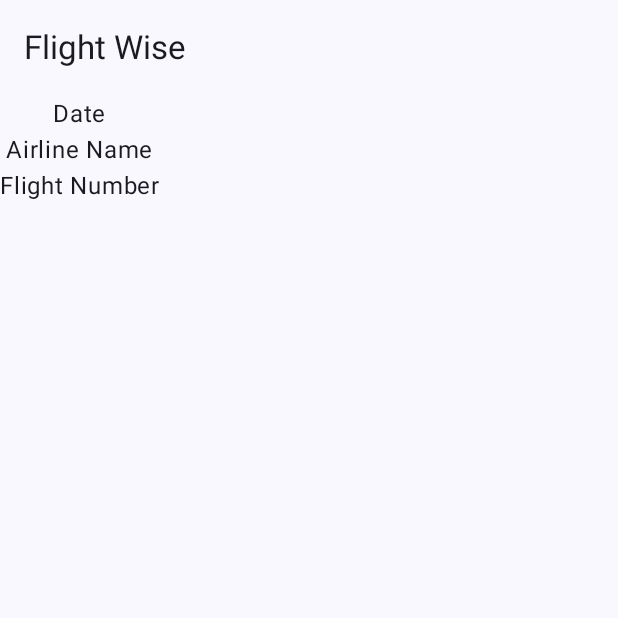
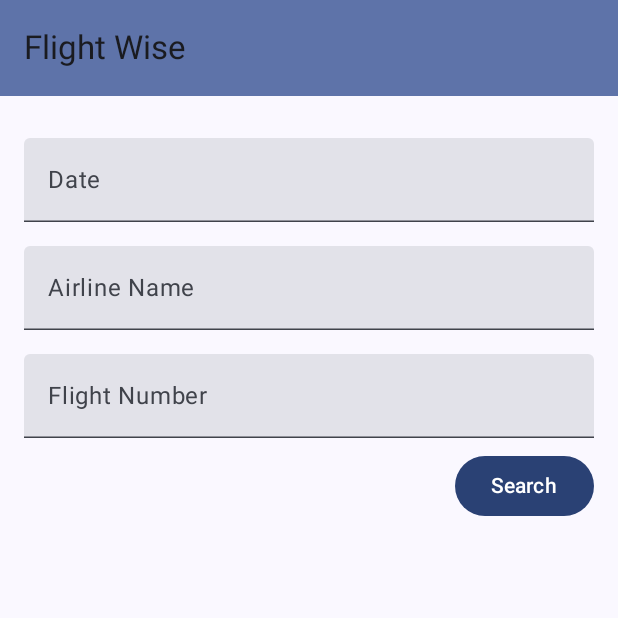
Before and after one commit to a-mullins/uvawise-flights, an Android app built with Jetpack Compose: the screen it shows after launch (MainActivity), on a phone screen of 412 x 824 dp, the top half of it. Run offline under Robolectric (Android 15) with nearby library versions, the phone set to English and light mode, and no system bars.

Commit message:
implement navigation and search fields, stub out other screens

```diff
--- a/app/src/main/java/edu/uvawise/flights/MainActivity.kt
+++ b/app/src/main/java/edu/uvawise/flights/MainActivity.kt
@@ -19,7 +19,10 @@ class MainActivity : ComponentActivity() {
         setContent {
             FlightsTheme {
                 // A surface container using the 'background' color from the theme
-                Surface(modifier = Modifier.fillMaxSize(), color = MaterialTheme.colorScheme.background) {
+                Surface(
+                    modifier = Modifier.fillMaxSize(),
+                    color = MaterialTheme.colorScheme.background
+                ) {
                     FlightApp()
                 }
             }
--- a/app/src/main/java/edu/uvawise/flights/ui/FlightApp.kt
+++ b/app/src/main/java/edu/uvawise/flights/ui/FlightApp.kt
@@ -1,15 +1,18 @@
 package edu.uvawise.flights.ui
 
 import androidx.annotation.StringRes
+import androidx.compose.foundation.layout.fillMaxSize
 import androidx.compose.foundation.layout.padding
 import androidx.compose.material.icons.Icons
 import androidx.compose.material.icons.filled.ArrowBack
 import androidx.compose.material3.ExperimentalMaterial3Api
 import androidx.compose.material3.Icon
 import androidx.compose.material3.IconButton
+import androidx.compose.material3.MaterialTheme
 import androidx.compose.material3.Scaffold
 import androidx.compose.material3.Text
 import androidx.compose.material3.TopAppBar
+import androidx.compose.material3.TopAppBarDefaults
 import androidx.compose.runtime.Composable
 import androidx.compose.runtime.getValue
 import androidx.compose.ui.Modifier
@@ -20,9 +23,14 @@ import androidx.navigation.compose.composable
 import androidx.navigation.compose.currentBackStackEntryAsState
 import androidx.navigation.compose.rememberNavController
 import edu.uvawise.flights.R
+import edu.uvawise.flights.ui.screens.ErrorScreen
+import edu.uvawise.flights.ui.screens.ResultsScreen
+import edu.uvawise.flights.ui.screens.StartScreen
 
 enum class FlightScreen(@StringRes val title: Int) {
-    Start(R.string.start_screen_title)
+    Start(R.string.start_screen_title),
+    Results(R.string.results_title),
+    Error(R.string.nothing_found_title),
 }
 
 @OptIn(ExperimentalMaterial3Api::class)
@@ -37,6 +45,9 @@ fun FlightAppTopBar(
         title = {
             Text("Flight Wise", maxLines = 1) // TODO convert to StringRes
         },
+        colors = TopAppBarDefaults.mediumTopAppBarColors(
+          containerColor = MaterialTheme.colorScheme.primaryContainer
+        ),
         modifier = modifier,
         navigationIcon = {
             if (canNavigateBack) {
@@ -69,17 +80,29 @@ fun FlightApp(
             )
         }
     ) { innerPadding ->
-
         NavHost(
             navController = navController,
             startDestination = FlightScreen.Start.name,
-            modifier = Modifier.padding(innerPadding)
+            modifier = Modifier
+                //.padding(innerPadding)
+                .fillMaxSize()
         ) {
             composable(route = FlightScreen.Start.name) {
                 StartScreen(
-                    modifier = Modifier, // TODO add margins here.
-                    onFlightSearch = { }
+                    modifier = Modifier.padding(innerPadding),
+                    onSearchSubmit = { date, name, num ->
+                        // TODO search for flight
+                        //      Conduct a flight search and get the results into the
+                        //      result screen somehow.
+                        navController.navigate(FlightScreen.Results.name)
+                    }
                 )
+            }
+            composable(route = FlightScreen.Results.name) {
+                ResultsScreen()
+            }
+            composable(route = FlightScreen.Error.name) {
+                ErrorScreen()
             }
         }
     }
--- a/app/src/main/java/edu/uvawise/flights/ui/StartScreen.kt
+++ /dev/null
@@ -1,35 +0,0 @@
-package edu.uvawise.flights.ui
-
-import androidx.compose.foundation.layout.Arrangement
-import androidx.compose.foundation.layout.Column
-import androidx.compose.foundation.layout.fillMaxSize
-import androidx.compose.material3.Surface
-import androidx.compose.material3.Text
-import androidx.compose.runtime.Composable
-import androidx.compose.ui.Alignment
-import androidx.compose.ui.Modifier
-import androidx.compose.ui.tooling.preview.Preview
-
-@Composable
-fun StartScreen(
-    modifier: Modifier = Modifier,
-    onFlightSearch: () -> Unit,
-) {
-    Column(
-        verticalArrangement = Arrangement.Center,
-        horizontalAlignment = Alignment.CenterHorizontally,
-        modifier = modifier
-    ) {
-        Text("Date")          // TODO changeme
-        Text("Airline Name")  // TODO changeme
-        Text("Flight Number") // TODO changeme
-    }
-}
-
-//@Preview
-//@Composable
-//fun StartScreenPreview() {
-//    Surface(modifier = Modifier.fillMaxSize()) {
-//        StartScreen()
-//    }
-//}
--- /dev/null
+++ b/app/src/main/java/edu/uvawise/flights/ui/screens/StartScreen.kt
@@ -0,0 +1,128 @@
+package edu.uvawise.flights.ui.screens
+
+import androidx.compose.foundation.layout.Arrangement
+import androidx.compose.foundation.layout.Column
+import androidx.compose.foundation.layout.Row
+import androidx.compose.foundation.layout.fillMaxSize
+import androidx.compose.foundation.layout.fillMaxWidth
+import androidx.compose.foundation.layout.padding
+import androidx.compose.foundation.text.KeyboardOptions
+import androidx.compose.material3.Button
+import androidx.compose.material3.Surface
+import androidx.compose.material3.Text
+import androidx.compose.material3.TextField
+import androidx.compose.runtime.Composable
+import androidx.compose.runtime.getValue
+import androidx.compose.runtime.mutableStateOf
+import androidx.compose.runtime.remember
+import androidx.compose.runtime.setValue
+import androidx.compose.ui.Modifier
+import androidx.compose.ui.text.input.ImeAction
+import androidx.compose.ui.tooling.preview.Preview
+import androidx.compose.ui.unit.dp
+
+@Composable
+fun StartScreen(
+    modifier: Modifier = Modifier,
+    onSearchSubmit: (
+        date: String,
+        airline: String,
+        flightNum: String
+    ) -> Unit,
+) {
+    Column(
+        //verticalArrangement = Arrangement.Center,
+        //horizontalAlignment = Alignment.CenterHorizontally,
+        modifier = modifier
+            .padding(
+                horizontal = 16.dp,
+                vertical = 20.dp,
+            )
+            .fillMaxWidth()
+    ) {
+        var dateStr by remember { mutableStateOf("") }
+        var airlineStr by remember { mutableStateOf("") }
+        var flightStr by remember { mutableStateOf("") }
+
+        // date
+        // TODO use a date picker?
+        Row {
+            TextField(
+                value = dateStr,
+                modifier = Modifier
+                    .fillMaxWidth()
+                    .padding(vertical = 8.dp),
+                onValueChange = { dateStr = it },
+                label = { Text("Date") },
+            keyboardOptions = KeyboardOptions.Default.copy(
+                imeAction = ImeAction.Next,
+            ),
+                singleLine = true,
+            )
+        }
+
+        // airline name
+        Row {
+            TextField(
+                value = airlineStr,
+                modifier = Modifier
+                    .fillMaxWidth()
+                    .padding(vertical = 8.dp),
+                onValueChange = { airlineStr = it },
+                label = { Text("Airline Name") },
+                keyboardOptions = KeyboardOptions.Default.copy(
+                    imeAction = ImeAction.Next,
+                ),
+                singleLine = true,
+            )
+        }
+
+        // flight num
+        // TODO could change this to two seperate fields to make it
+        //     easier for users to enter their flight number.
+        //     they are usually something like BA 555, so we could
+        //     split the alpha and numeric parts.
+        Row {
+            TextField(
+                value = flightStr,
+                modifier = Modifier
+                    .fillMaxWidth()
+                    .padding(vertical = 8.dp),
+                onValueChange = { flightStr = it },
+                label = { Text("Flight Number") },
+            keyboardOptions = KeyboardOptions.Default.copy(
+                imeAction = ImeAction.Done,
+            ),
+                singleLine = true,
+            )
+        }
+
+        // search button
+        Row(
+            modifier = Modifier.fillMaxWidth(),
+            horizontalArrangement = Arrangement.End
+        ) {
+            Button(
+                onClick = {
+                    onSearchSubmit(
+                        dateStr,
+                        airlineStr,
+                        flightStr)
+                },
+                //modifier = Modifier.
+            ) {
+                Text(
+                    text = "Search",
+                )
+            }
+        }
+    }
+}
+
+@Preview
+@Composable
+fun StartScreenPreview() {
+    Surface(modifier = Modifier.fillMaxSize()) {
+        StartScreen(onSearchSubmit = {date, airline, flight -> })
+    }
+}
--- a/app/src/main/res/values/strings.xml
+++ b/app/src/main/res/values/strings.xml
@@ -1,4 +1,6 @@
 <resources>
     <string name="app_name">Flights</string>
     <string name="start_screen_title">Flight Wise</string>
+    <string name="results_title">Flight Results</string>
+    <string name="nothing_found_title">No Flight Found</string>
 </resources>
```
Also changed, not shown: app/src/main/java/edu/uvawise/flights/ui/screens/ErrorScreen.kt (added, +27 -0 lines), app/src/main/java/edu/uvawise/flights/ui/screens/ResultsScreen.kt (added, +27 -0 lines).
